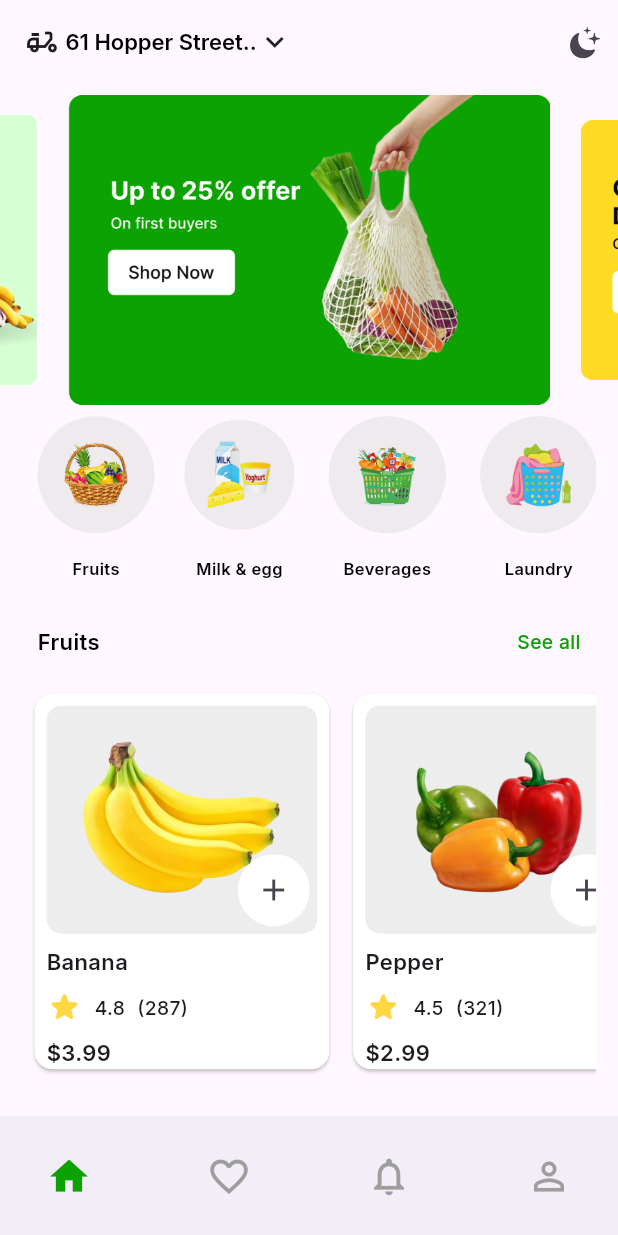
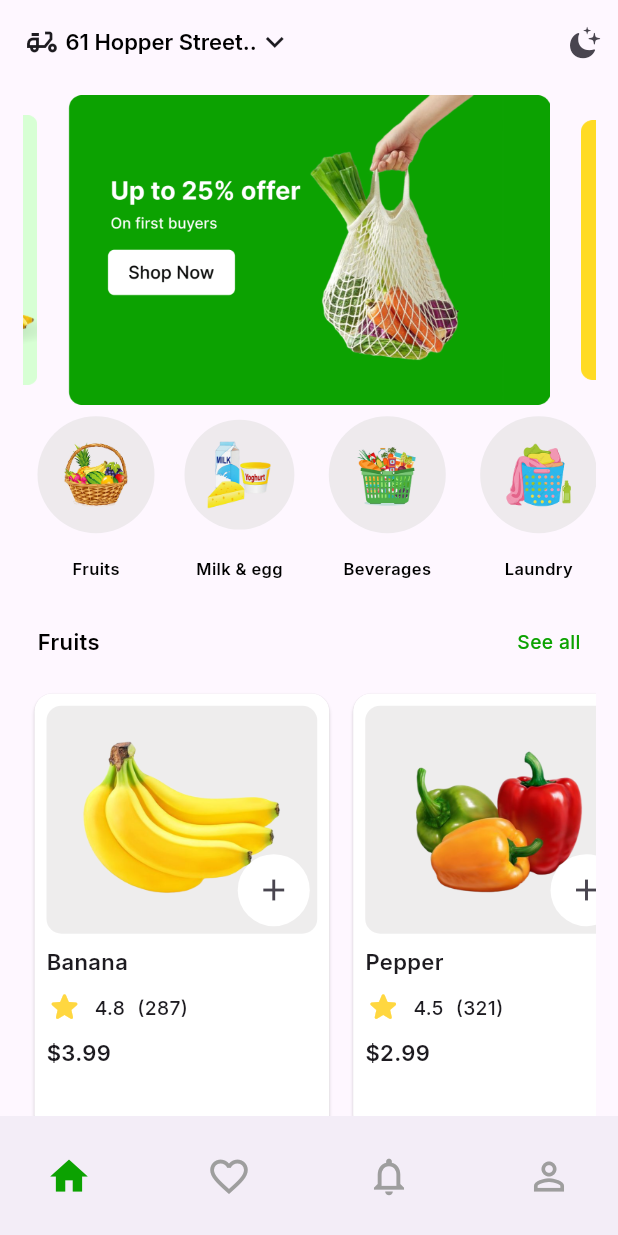
Before and after one commit to MohammedHafiz27/grabber, a Flutter app: the screen it shows after launch, on a phone screen of 412 x 824 dp. Run offline on Flutter 3.47's test engine with Material 3 defaults, Android fonts, the light colour scheme and no system bars; drawn by our look-alikes of carousel_slider; our stand-ins replace flutter_bloc, flutter_svg, go_router, google_fonts.

Commit message:
Grabber done(Tablet/Mobile Layout)

```diff
--- a/lib/Features/home_page/presentation/views/widgets/fruits_item_list_builder.dart
+++ b/lib/Features/home_page/presentation/views/widgets/fruits_item_list_builder.dart
@@ -13,12 +13,15 @@
 
   @override
   Widget build(BuildContext context) {
-    return AspectRatio(
-      aspectRatio: 170 / 115,
-      child: ListView.builder(
-        scrollDirection: Axis.horizontal,
-        itemCount: fruits.length,
-        itemBuilder: (context, index) => FruitsItem(fruitsModel: fruits[index]),
+    return ConstrainedBox(
+      constraints: BoxConstraints(maxHeight: 300),
+      child: AspectRatio(
+        aspectRatio: 170 / 140,
+        child: ListView.builder(
+          scrollDirection: Axis.horizontal,
+          itemCount: fruits.length,
+          itemBuilder: (context, index) => FruitsItem(fruitsModel: fruits[index]),
+        ),
       ),
     );
   }
--- a/lib/Features/home_page/presentation/views/widgets/my_carouse_slider.dart
+++ b/lib/Features/home_page/presentation/views/widgets/my_carouse_slider.dart
@@ -1,6 +1,7 @@
 import 'package:carousel_slider/carousel_slider.dart';
 import 'package:flutter/material.dart';
 import 'package:grabber/Core/banners_list.dart';
+import 'package:grabber/Core/utils/size_config.dart';
 
 class MyCarouselSlider extends StatelessWidget {
   const MyCarouselSlider({super.key});
@@ -13,8 +14,8 @@
         return Image.asset(BannersList.banners[index]);
       },
       options: CarouselOptions(
-        viewportFraction: 0.84,
-        aspectRatio: 383 / 222,
+        viewportFraction: MediaQuery.sizeOf(context).width > SizeConfig.tabletBreakPoint ? 0.5 : 0.84,
+        aspectRatio: MediaQuery.sizeOf(context).width > SizeConfig.tabletBreakPoint ? 160 / 60 : 383 / 222,
         initialPage: 0,
         clipBehavior: Clip.none,
         autoPlay: true,
--- a/pubspec.yaml
+++ b/pubspec.yaml
@@ -39,7 +39,6 @@
   carousel_slider: ^5.1.1
   google_fonts: ^6.3.1
   flutter_bloc: ^9.1.1
-
 dev_dependencies:
   flutter_test:
     sdk: flutter
```
